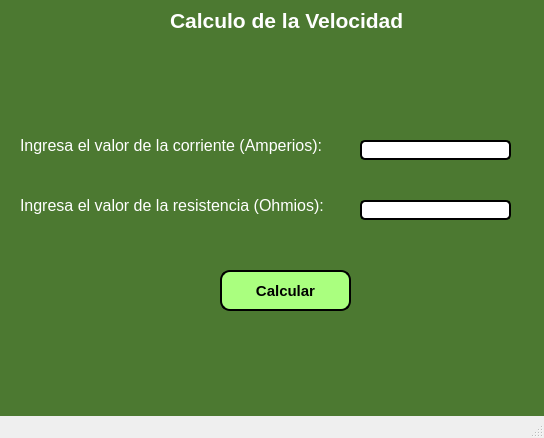
Above: Unidad 1/Tarea Unidad 1/T09_Cálculo del voltaje con base en la Ley de OHM.ui from celineazs/PIP_2025_1_Eq3 before the change. Below: the same form after it.
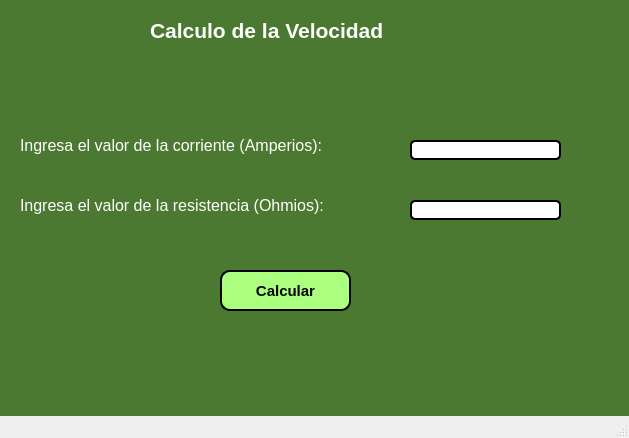
That is the form after the change.

The edit to the form file:
```diff
--- a/Unidad 1/Tarea Unidad 1/T09_Cálculo del voltaje con base en la Ley de OHM.ui
+++ b/Unidad 1/Tarea Unidad 1/T09_Cálculo del voltaje con base en la Ley de OHM.ui
@@ -9,7 +9,7 @@
    <rect>
     <x>0</x>
     <y>0</y>
-    <width>544</width>
+    <width>629</width>
     <height>438</height>
    </rect>
   </property>
@@ -60,7 +60,7 @@
      <rect>
       <x>20</x>
       <y>130</y>
-      <width>311</width>
+      <width>391</width>
       <height>31</height>
      </rect>
     </property>
@@ -80,10 +80,10 @@
    <widget class="QLabel" name="label_2">
     <property name="geometry">
      <rect>
-      <x>170</x>
-      <y>10</y>
-      <width>241</width>
-      <height>20</height>
+      <x>150</x>
+      <y>20</y>
+      <width>341</width>
+      <height>21</height>
      </rect>
     </property>
     <property name="font">
@@ -104,7 +104,7 @@
    <widget class="QLineEdit" name="lnE1">
     <property name="geometry">
      <rect>
-      <x>360</x>
+      <x>410</x>
       <y>140</y>
       <width>151</width>
       <height>20</height>
@@ -126,7 +126,7 @@
      <rect>
       <x>20</x>
       <y>190</y>
-      <width>351</width>
+      <width>391</width>
       <height>31</height>
      </rect>
     </property>
@@ -146,7 +146,7 @@
    <widget class="QLineEdit" name="lnE2">
     <property name="geometry">
      <rect>
-      <x>360</x>
+      <x>410</x>
       <y>200</y>
       <width>151</width>
       <height>20</height>
```
Left out of the diff: 4 changed lines with no effect on the pictures.
